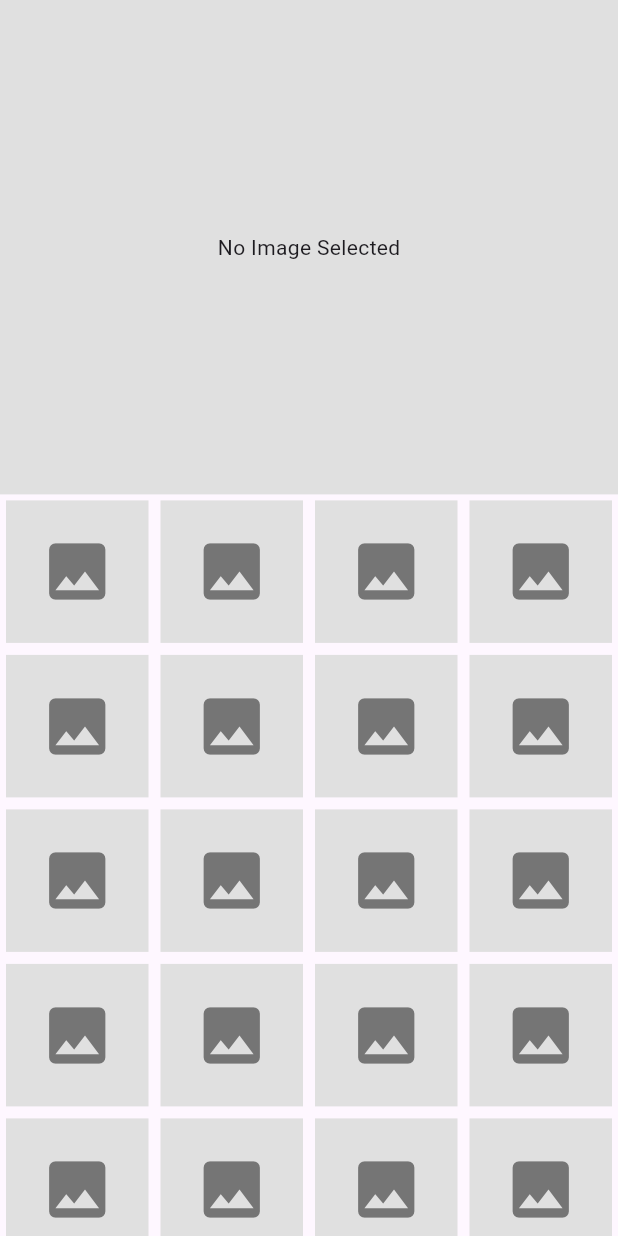
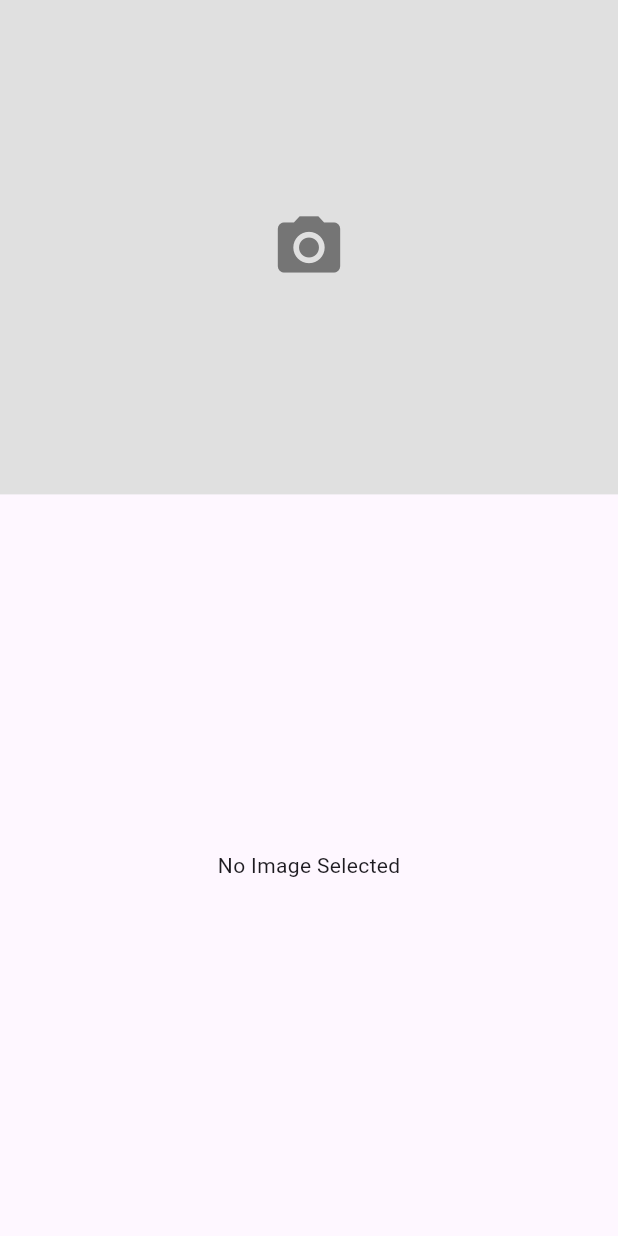
Before and after one commit to coderumo/mushroom-identification-app, a Flutter app: the ShareMushroom screen opened directly, on a phone screen of 412 x 824 dp. Run offline on Flutter 3.47's test engine with Material 3 defaults, Android fonts, the phone set to English and light mode, and no system bars; our stand-ins replace curved_labeled_navigation_bar, flutter_svg, geolocator, get, google_maps_flutter, image_picker and 1 more; network calls fail; project files that could hold a hidden picture were left out.

Commit message:
atomic changes

```diff
--- a/lib/controller/home_controller.dart
+++ b/lib/controller/home_controller.dart
@@ -6,7 +6,7 @@ import 'package:tez_front/pages/home_screen/feed_page.dart';
 import 'package:tez_front/pages/result_mushroom.dart';
 
 class HomeController extends GetxController {
-  final PhotoController _photoController = Get.put(PhotoController());
+  final PhotoController photoController = Get.put(PhotoController());
 
   final List<Widget> pages = [
     const Placeholder(), //öylesine
@@ -18,7 +18,7 @@ class HomeController extends GetxController {
   void goToPage(int index) {
     if (index == 0) {
       try {
-        _photoController
+        photoController
             .openCamera()
             .then((value) => Get.to(const ResultMushroom(
                 // photoController: _photoController
@@ -27,7 +27,7 @@ class HomeController extends GetxController {
         print("AAAAAAAAAAAAAAAAAAAAAAAAAAAAAAAAAAAAAAA");
       }
     } else if (index == 2) {
-      _photoController
+      photoController
           .pickImageGallery()
           .then((value) => Get.to(const ResultMushroom(
               //photoController: _photoController
--- a/lib/pages/first_page.dart
+++ b/lib/pages/first_page.dart
@@ -3,7 +3,6 @@ import 'package:get/get.dart';
 import 'package:tez_front/pages/home_page.dart';
 import 'package:tez_front/pages/register_page.dart';
 import 'package:tez_front/widgets/custom_text_button.dart';
-import 'package:tez_front/widgets/login_card.dart';
 import 'package:tez_front/constants/project_paddings.dart';
 import '../widgets/custom_button.dart';
 import 'login_page.dart';
--- a/lib/pages/home_page.dart
+++ b/lib/pages/home_page.dart
@@ -34,7 +34,7 @@ class HomePage extends StatelessWidget {
           backgroundColor: ColorConstants.darkGreen,
           onPressed: () {
             Get.to(
-              ShareMushroom(),
+              const ShareMushroom(),
             );
           },
           child: const Icon(
--- a/lib/pages/navigation_tab/home_tab.dart
+++ b/lib/pages/navigation_tab/home_tab.dart
@@ -18,7 +18,7 @@ class HomeTab extends StatelessWidget {
             pageIndex: 0,
           ),
           CustomHomeIconButton(
-            label: 'Haritadan İşaretle',
+            label: 'Haritada Göster',
             iconPath: 'assets/icons/map.svg',
             pageIndex: 1,
           ),
--- a/lib/pages/navigation_tab/share_page.dart
+++ b/lib/pages/share_page.dart
@@ -6,21 +6,32 @@ import 'dart:io';
 
 import '../../controller/photo_controller.dart';
 
-class ShareMushroom extends StatelessWidget {
+class ShareMushroom extends StatefulWidget {
+  const ShareMushroom({Key? key}) : super(key: key);
+
+  @override
+  _ShareMushroomState createState() => _ShareMushroomState();
+}
+
+class _ShareMushroomState extends State<ShareMushroom> {
   final PhotoController photoController = Get.put(PhotoController());
 
-  ShareMushroom({Key? key}) : super(key: key);
+  @override
+  void initState() {
+    super.initState();
+    WidgetsBinding.instance.addPostFrameCallback((_) async {
+      await photoController.pickImageGallery();
+    });
+  }
+
+  @override
+  void dispose() {
+    // TODO: implement dispose
+    super.dispose();
+  }
 
   @override
   Widget build(BuildContext context) {
-    double screenHeight = MediaQuery.of(context).size.height;
-    double screenWidth = MediaQuery.of(context).size.width;
-    int crossAxisCount = 4; // Galeri gridindeki sütun sayısı
-    double itemHeight = screenHeight * 0.1; // Galeri öğesinin yüksekliği
-    int rowCount = ((screenHeight * 0.5) / itemHeight)
-        .floor(); // Yarı ekranı kaplayacak satır sayısı
-    int itemCount = crossAxisCount * rowCount; // Örnek resim sayısı
-
     return Scaffold(
       body: Column(
         children: [
@@ -36,7 +47,7 @@ class ShareMushroom extends StatelessWidget {
                     Padding(
                         padding: const EdgeInsets.only(top: 12, right: 12),
                         child: CustomButton(
-                          buttonText: 'ileri',
+                          buttonText: 'İleri',
                           onPressed: () {
                             if (photoController.image.value != null) {
                               Get.to(() => AddDescriptionPage(
@@ -50,32 +61,26 @@ class ShareMushroom extends StatelessWidget {
                     height: MediaQuery.of(context).size.height * 0.4,
                     width: double.infinity,
                     color: Colors.grey[300],
-                    child: const Center(
-                      child: Text('No Image Selected'),
+                    child: Center(
+                      child: IconButton(
+                        icon: Icon(Icons.camera_alt,
+                            size: 50, color: Colors.grey[600]),
+                        onPressed: () async {
+                          await photoController.pickImageGallery();
+                        },
+                      ),
                     ),
                   );
           }),
           Expanded(
-            child: GridView.builder(
-              gridDelegate: SliverGridDelegateWithFixedCrossAxisCount(
-                crossAxisCount: crossAxisCount,
-              ),
-              itemCount: itemCount,
-              itemBuilder: (context, index) {
-                return GestureDetector(
-                  onTap: () async {
-                    await photoController.pickImageGallery();
-                  },
-                  child: Container(
-                    margin: const EdgeInsets.all(4.0),
-                    color: Colors.grey[300],
-                    child: Center(
-                      child:
-                          Icon(Icons.image, size: 50, color: Colors.grey[600]),
-                    ),
-                  ),
-                );
-              },
+            child: Center(
+              child: Obx(() {
+                if (photoController.image.value == null) {
+                  return const Text('No Image Selected');
+                } else {
+                  return const SizedBox.shrink();
+                }
+              }),
             ),
           ),
         ],
--- a/lib/widgets/custom_card_home_page.dart
+++ b/lib/widgets/custom_card_home_page.dart
@@ -2,7 +2,7 @@ import 'package:flutter/material.dart';
 import 'package:flutter_svg/flutter_svg.dart';
 import 'package:get/get.dart';
 import 'package:tez_front/constants/project_paddings.dart';
-import 'package:tez_front/widgets/login_card.dart';
+import 'package:tez_front/pages/login_page.dart';
 import '../controller/home_controller.dart';
 
 class CustomHomeIconButton extends StatelessWidget {
--- a/pubspec.yaml
+++ b/pubspec.yaml
@@ -39,8 +39,9 @@ dependencies:
   camera: ^0.11.0
   http: ^1.2.1
   google_maps_flutter: ^2.6.1
-  geolocator: ^8.2.0
+  geolocator: ^9.0.0
   permission_handler: ^10.2.0
+  share: ^2.0.4
 
 
 
```
Also changed, not shown: lib/controller/map_controller.dart (+40 -3 lines), lib/pages/home_screen/map_page.dart (+18 -11 lines), lib/pages/login_page.dart (+81 -2 lines), lib/pages/register_page.dart (+78 -1 lines), lib/widgets/app_bar_custom.dart (+5 -3 lines), lib/widgets/login_card.dart (deleted, +0 -80 lines), lib/widgets/register_card.dart (deleted, +0 -78 lines), lib/pages/navigation_tab/profile_tab.dart (renamed from lib/pages/navigation_tab/user_tab.dart), lib/widgets/comment_widget.dart (renamed from lib/pages/comment_page.dart), lib/widgets/lottire_no_data.dart (renamed from lib/widgets/loading_animation.dart), pubspec.lock, 2 other files.
